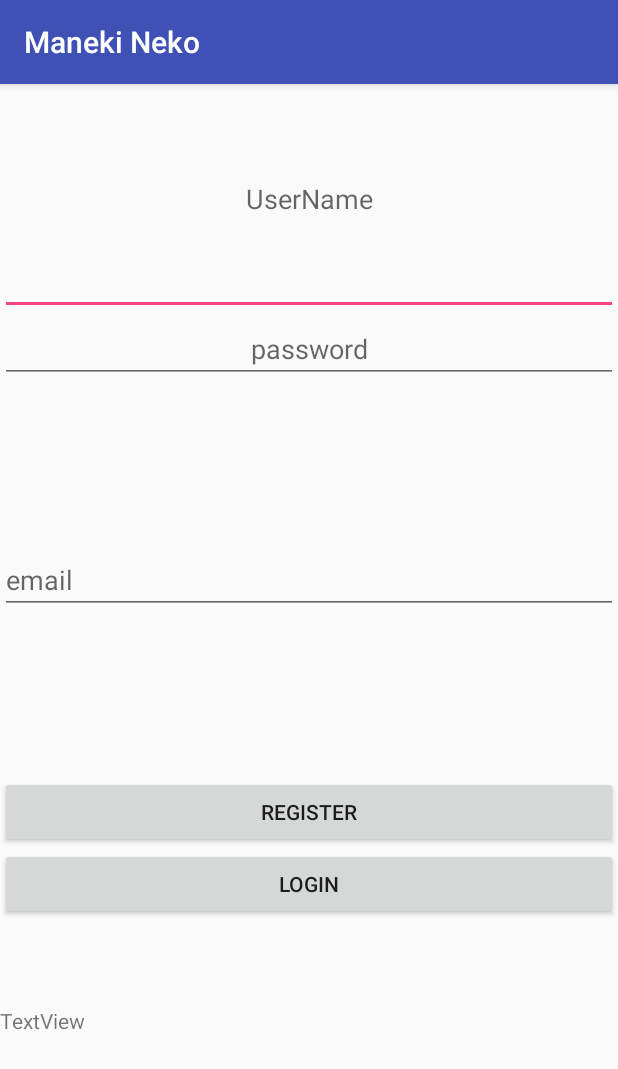
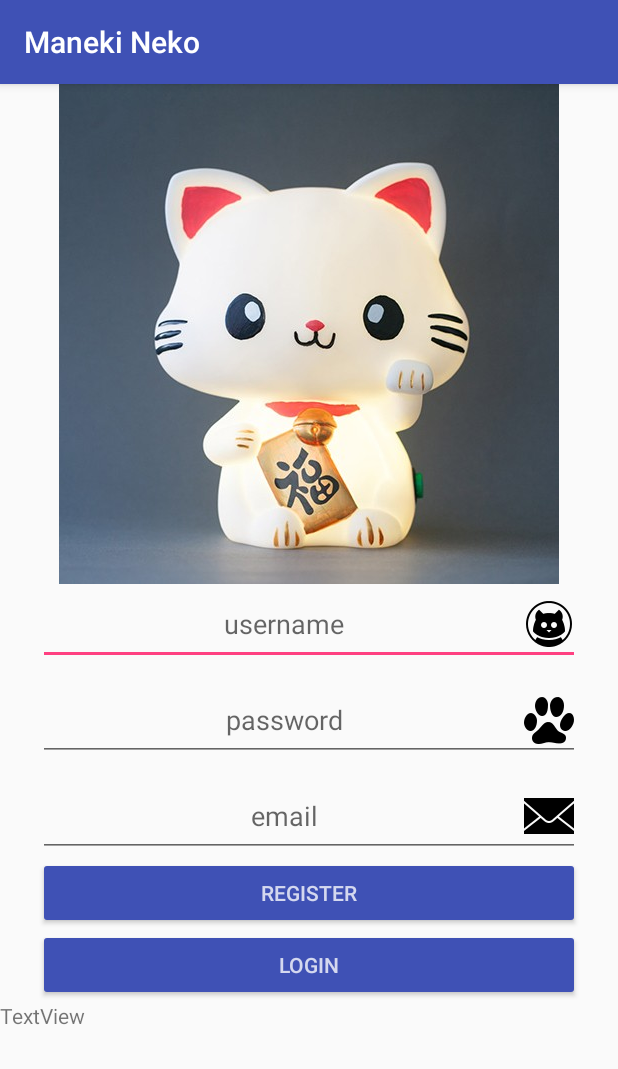
Before and after one commit to Yasmine-H/ManekiNeko, an Android app: the UserConnectionActivity screen opened directly, with no data from a screen before it, on a phone screen of 412 x 824 dp. Shown: the top 1069 px of the screen. Run offline under Robolectric (Android 15) with nearby library versions, the phone set to English and light mode, and no system bars.

Commit message:
Better connection interface

```diff
--- a/app/src/main/res/layout/activity_user_connection.xml
+++ b/app/src/main/res/layout/activity_user_connection.xml
@@ -6,12 +6,33 @@
     android:layout_height="match_parent"
     tools:context="com.ihm.androide.upmc.manekineko.database.UserConnectionActivity">
 
+    <ScrollView
+        android:layout_width="match_parent"
+        android:layout_height="match_parent"
+        android:orientation="vertical"
+
+        >
+        <LinearLayout
+            android:layout_width="match_parent"
+            android:layout_height="wrap_content"
+            android:weightSum="5"
+            android:orientation="vertical"
+            >
+
             <LinearLayout
                 android:layout_width="match_parent"
                 android:layout_height="match_parent"
+                android:layout_weight="2"
                 android:orientation="vertical"
-        android:weightSum="5"
                 >
+
+
+                <ImageView
+                    android:id="@+id/imageView"
+                    android:layout_width="match_parent"
+                    android:layout_height="wrap_content"
+                    app:srcCompat="@mipmap/maneki_neko" />
+            </LinearLayout>
 
             <LinearLayout
                 android:layout_width="match_parent"
@@ -23,18 +44,18 @@
                 <EditText
                     android:id="@+id/username"
                     android:layout_width="match_parent"
-                android:layout_height="match_parent"
+                    android:layout_height="wrap_content"
                     android:ems="10"
                     android:inputType="textPersonName"
-                android:hint="UserName"
-                android:gravity="center"/>
-        </LinearLayout>
+                    android:hint="username"
+                    android:gravity="center"
+                    android:drawableRight="@mipmap/username_icon"
+                    android:layout_marginRight="@dimen/text_margin"
+                    android:layout_marginLeft="@dimen/text_margin"/>
 
-        <LinearLayout
+                <Space
                     android:layout_width="match_parent"
-            android:layout_height="match_parent"
-            android:orientation="vertical"
-            android:layout_weight="1">
+                    android:layout_height="10dp" />
 
                 <EditText
                     android:id="@+id/password"
@@ -44,15 +65,14 @@
                     android:inputType="textPassword"
                     android:gravity="center"
                     android:hint="password"
+                    android:drawableRight="@mipmap/password_icon"
+                    android:layout_marginRight="@dimen/text_margin"
+                    android:layout_marginLeft="@dimen/text_margin"
                     />
-        </LinearLayout>
 
-        <LinearLayout
+                <Space
                     android:layout_width="match_parent"
-            android:layout_height="match_parent"
-            android:layout_weight="1"
-            android:orientation="vertical"
-            >
+                    android:layout_height="10dp" />
 
                 <EditText
                     android:id="@+id/email"
@@ -60,8 +80,15 @@
                     android:layout_height="wrap_content"
                     android:ems="10"
                     android:inputType="textEmailAddress"
-                android:hint="email"/>
+                    android:gravity="center"
+                    android:hint="email"
+                    android:drawableRight="@mipmap/email_icon"
+                    android:layout_marginRight="@dimen/text_margin"
+                    android:layout_marginLeft="@dimen/text_margin"/>
+
             </LinearLayout>
+
+
 
             <LinearLayout
                 android:layout_width="match_parent"
@@ -75,14 +102,22 @@
                     android:layout_width="match_parent"
                     android:layout_height="wrap_content"
                     android:text="Register"
-                android:onClick="newUser"/>
-
+                    android:onClick="newUser"
+                    android:layout_marginRight="@dimen/text_margin"
+                    android:layout_marginLeft="@dimen/text_margin"
+                    android:backgroundTint="@color/colorPrimary"
+                    android:textColor="@color/colorWhite"
+                    />
                 <Button
                     android:id="@+id/login"
                     android:layout_width="match_parent"
                     android:layout_height="wrap_content"
                     android:text="Login"
-                android:onClick="login"/>
+                    android:onClick="login"
+                    android:layout_marginRight="@dimen/text_margin"
+                    android:layout_marginLeft="@dimen/text_margin"
+                    android:backgroundTint="@color/colorPrimary"
+                    android:textColor="@color/colorWhite"/>
             </LinearLayout>
 
             <LinearLayout
@@ -100,4 +135,5 @@
                     android:text="TextView" />
             </LinearLayout>
         </LinearLayout>
+    </ScrollView>
 </android.support.constraint.ConstraintLayout>
--- a/app/src/main/res/values/colors.xml
+++ b/app/src/main/res/values/colors.xml
@@ -3,4 +3,5 @@
     <color name="colorPrimary">#3F51B5</color>
     <color name="colorPrimaryDark">#303F9F</color>
     <color name="colorAccent">#FF4081</color>
+    <color name="colorWhite">#c6ffffff</color>
 </resources>
--- a/app/src/main/res/values/dimens.xml
+++ b/app/src/main/res/values/dimens.xml
@@ -1,3 +1,4 @@
 <resources>
     <dimen name="fab_margin">16dp</dimen>
+    <dimen name="text_margin">25dp</dimen>
 </resources>
```
Also changed, not shown: app/src/main/res/mipmap-hdpi/email_icon.png (added), app/src/main/res/mipmap-hdpi/maneki_neko.jpg (added), app/src/main/res/mipmap-hdpi/password_icon.png (added), app/src/main/res/mipmap-hdpi/username_icon.png (added). Lines whose indentation alone changed are shown as unchanged.
